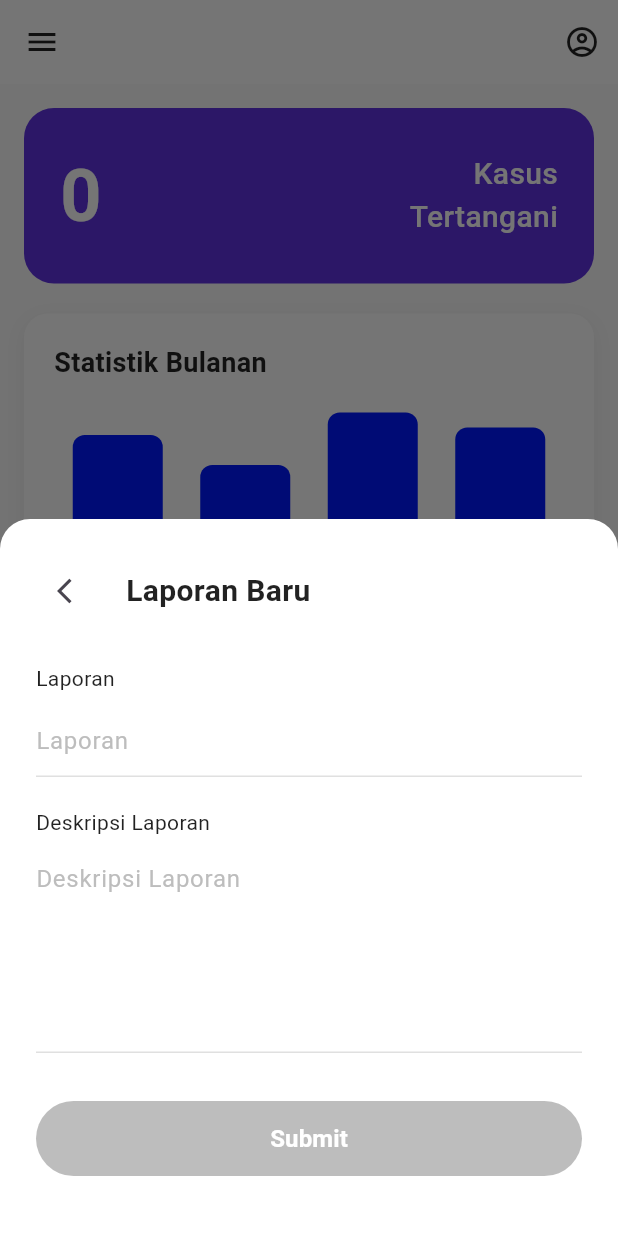
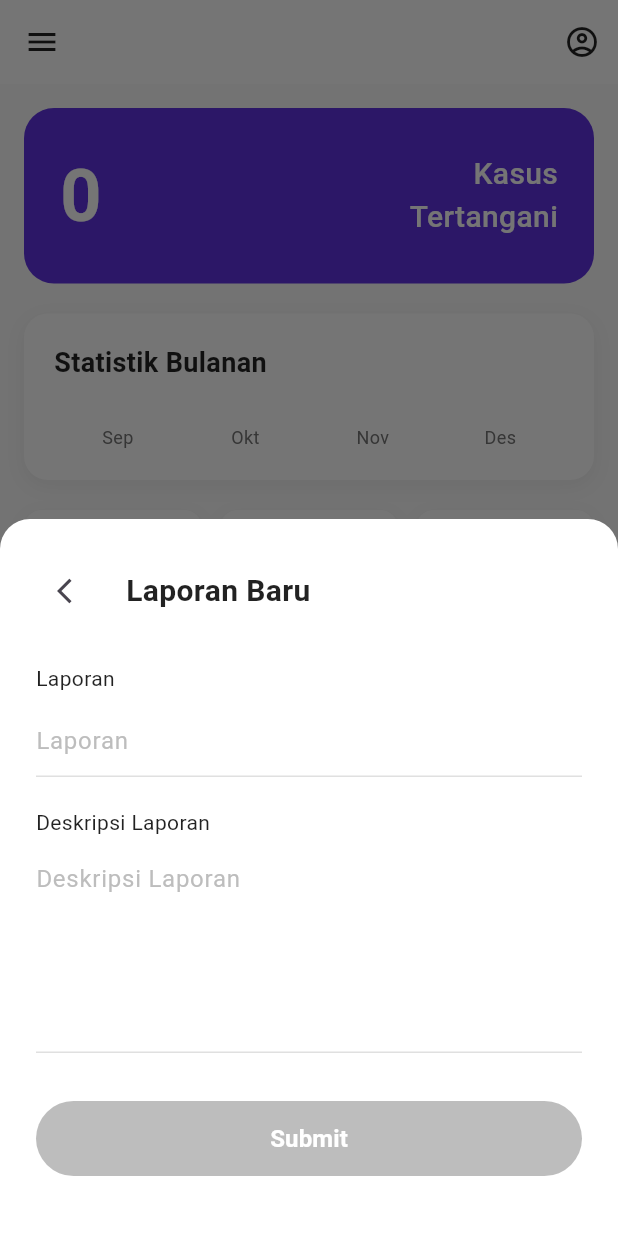
Before and after one commit to kodokbakar/smartwatch, a Flutter app: the HomeView screen opened by its route, after a tap on "Buat Laporan Baru", on a phone screen of 412 x 824 dp. Run offline on Flutter 3.47's test engine with Material 3 defaults, Android fonts, the phone set to English and light mode, and no system bars; our stand-ins replace flutter_dotenv, get, supabase_flutter; accounts and stored records are empty.

Commit message:
Refactor HomeController and Laporan model; update monthly statistics handling and improve refresh functionality in HomeView

```diff
--- a/lib/app/modules/home/controllers/home_controller.dart
+++ b/lib/app/modules/home/controllers/home_controller.dart
@@ -14,19 +14,14 @@ class HomeController extends GetxController {
   final sedangProses = 0.obs;
   final selesai = 0.obs;
 
-  final laporanController = TextEditingController();        // judul
-  final deskripsiController = TextEditingController();      // deskripsi
+  final laporanController = TextEditingController(); // judul
+  final deskripsiController = TextEditingController(); // deskripsi
 
   final isLoading = false.obs;
   final isSubmitting = false.obs;
 
-  // Monthly statistics data (dummy untuk tampilan)
-  final monthlyStats = [
-    {'month': 'Jul', 'value': 80.0},
-    {'month': 'Agu', 'value': 60.0},
-    {'month': 'Sep', 'value': 95.0},
-    {'month': 'Okt', 'value': 85.0},
-  ].obs;
+  // Monthly statistics data (diisi dari Supabase)
+  final monthlyStats = <Map<String, dynamic>>[].obs;
 
   // Laporan dari Supabase
   final laporanList = <Laporan>[].obs;
@@ -65,6 +60,8 @@ class HomeController extends GetxController {
       sedangProses.value =
           list.where((l) => l.status == 'Sedang Proses').length;
       selesai.value = list.where((l) => l.status == 'Selesai').length;
+
+      _recalculateMonthlyStats(list);
     } catch (e) {
       Get.snackbar(
         'Error',
@@ -76,6 +73,11 @@ class HomeController extends GetxController {
     }
   }
 
+  /// Dipakai oleh RefreshIndicator
+  Future<void> onRefresh() async {
+    await fetchReports();
+  }
+
   List<Laporan> get filteredReports {
     if (selectedTab.value == 1) {
       return laporanList.where((l) => l.status == 'Sedang Proses').toList();
@@ -84,6 +86,79 @@ class HomeController extends GetxController {
       return laporanList.where((l) => l.status == 'Selesai').toList();
     }
     return laporanList;
+  }
+
+  void _recalculateMonthlyStats(List<Laporan> list) {
+    if (list.isEmpty) {
+      // fallback: 4 bulan terakhir dari sekarang dengan nilai 0
+      final now = DateTime.now();
+      final stats = List.generate(4, (i) {
+        final d = DateTime(now.year, now.month - (3 - i), 1);
+        return {
+          'month': _monthShortName(d.month),
+          'value': 0.0,
+        };
+      });
+      monthlyStats.assignAll(stats);
+      return;
+    }
+
+    // Hitung jumlah laporan per (tahun, bulan) berdasarkan effectiveDate
+    final Map<int, int> counts = {}; // key = year * 100 + month
+    for (final l in list) {
+      final d = l.effectiveDate;
+      final key = d.year * 100 + d.month;
+      counts[key] = (counts[key] ?? 0) + 1;
+    }
+
+    // Ambil maksimal 4 bulan terakhir yang punya data
+    final keys = counts.keys.toList()..sort(); // ascending
+    final last4 =
+        keys.length > 4 ? keys.sublist(keys.length - 4) : keys;
+
+    // cari count terbesar untuk normalisasi tinggi bar
+    int maxCount = 0;
+    for (final k in last4) {
+      final c = counts[k] ?? 0;
+      if (c > maxCount) maxCount = c;
+    }
+    if (maxCount == 0) maxCount = 1;
+    const double maxHeight = 100.0;
+
+    final stats = last4.map((k) {
+      final c = counts[k] ?? 0;
+      final year = k ~/ 100;
+      final month = k % 100;
+      final label = _monthShortName(month);
+      final value = (c / maxCount) * maxHeight; // skala 0–100
+      return {
+        'month': '$label',
+        'value': value,
+        'year': year,
+      };
+    }).toList();
+
+    monthlyStats.assignAll(stats);
+  }
+
+  String _monthShortName(int month) {
+    const months = [
+      '',
+      'Jan',
+      'Feb',
+      'Mar',
+      'Apr',
+      'Mei',
+      'Jun',
+      'Jul',
+      'Agu',
+      'Sep',
+      'Okt',
+      'Nov',
+      'Des',
+    ];
+    if (month < 1 || month > 12) return '';
+    return months[month];
   }
 
   // === UI actions ===
@@ -277,6 +352,8 @@ class HomeController extends GetxController {
       totalKasus.value++;
       sedangProses.value++;
 
+      _recalculateMonthlyStats(laporanList);
+
       Get.back();
       Get.snackbar(
         'Berhasil',
--- a/lib/app/modules/home/models/home_model.dart
+++ b/lib/app/modules/home/models/home_model.dart
@@ -4,7 +4,7 @@ class Laporan {
   final String deskripsi;
   final String status;
   final DateTime createdAt;
-  final DateTime updatedAt;
+  final DateTime? updatedAt;
 
   Laporan({
     required this.id,
@@ -18,9 +18,11 @@ class Laporan {
   factory Laporan.fromJson(Map<String, dynamic> json) {
     final created = DateTime.parse(json['created_at'] as String);
     final updatedRaw = json['updated_at'];
-    final updated = updatedRaw == null
-        ? created
-        : DateTime.parse(updatedRaw as String);
+
+    DateTime? updated;
+    if (updatedRaw != null) {
+      updated = DateTime.parse(updatedRaw as String);
+    }
 
     return Laporan(
       id: json['id'] as String,
@@ -39,20 +41,29 @@ class Laporan {
       'deskripsi': deskripsi,
       'status': status,
       'created_at': createdAt.toIso8601String(),
-      'updated_at': updatedAt.toIso8601String(),
+      'updated_at': updatedAt?.toIso8601String(),
     };
   }
 
-  // Untuk tampilan kartu
+  /// Tanggal efektif untuk statistik:
+  /// - kalau updatedAt != null dan lebih baru dari createdAt → pakai updatedAt
+  /// - kalau updatedAt null atau lebih lama → pakai createdAt
+  DateTime get effectiveDate {
+    if (updatedAt != null && updatedAt!.isAfter(createdAt)) {
+      return updatedAt!;
+    }
+    return createdAt;
+  }
+
   String get kode {
-    // #RPT-<8 karakter pertama id>
     final shortId =
         id.length > 8 ? id.substring(0, 8).toUpperCase() : id.toUpperCase();
     return '#RPT-$shortId';
   }
 
   String get createdLabel => _formatDate(createdAt);
-  String get updatedLabel => _formatDate(updatedAt);
+
+  String get updatedLabel => _formatDate(updatedAt ?? createdAt);
 
   static String _formatDate(DateTime date) {
     const bulan = [
@@ -68,7 +79,7 @@ class Laporan {
       'Sep',
       'Okt',
       'Nov',
-      'Des'
+      'Des',
     ];
     return '${date.day} ${bulan[date.month]} ${date.year}';
   }
--- a/lib/app/modules/home/views/home_view.dart
+++ b/lib/app/modules/home/views/home_view.dart
@@ -50,12 +50,15 @@ class HomeView extends GetView<HomeController> {
           ),
         ],
       ),
-      body: SingleChildScrollView(
-        child: Padding(
-          padding: const EdgeInsets.all(16.0),
-          child: Column(
-            crossAxisAlignment: CrossAxisAlignment.start,
-            children: [
+body: RefreshIndicator(
+        onRefresh: controller.onRefresh, // atau controller.fetchReports
+        child: SingleChildScrollView(
+          physics: const AlwaysScrollableScrollPhysics(),
+          child: Padding(
+            padding: const EdgeInsets.all(16.0),
+            child: Column(
+              crossAxisAlignment: CrossAxisAlignment.start,
+              children: [
               // Kasus Tertangani Card
               Obx(
                 () => Container(
@@ -295,6 +298,7 @@ class HomeView extends GetView<HomeController> {
           ),
         ),
       ),
+    ),
     );
   }
 
```
